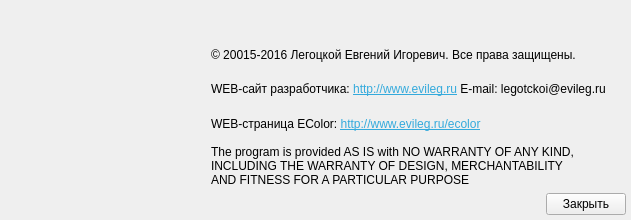
The window that src/about.ui (Legotckoi/EColor) describes before a commit, drawn with Qt 5.
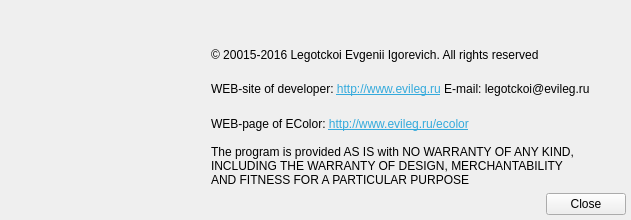
The same window after the commit. Icons and pictures are not drawn.

Patch:
```diff
--- a/src/about.ui
+++ b/src/about.ui
@@ -59,7 +59,7 @@
       <string notr="true"/>
      </property>
      <property name="text">
-      <string>&lt;html&gt;&lt;head/&gt;&lt;body&gt;&lt;p align=&quot;justify&quot;&gt;WEB-сайт разработчика: &lt;a href=&quot;http://www.evileg.ru&quot;&gt;&lt;span style=&quot; text-decoration: underline; color:#34aadc;&quot;&gt;http://www.evileg.ru&lt;/span&gt;&lt;/a&gt; E-mail: legotckoi@evileg.ru&lt;/p&gt;&lt;/body&gt;&lt;/html&gt;</string>
+      <string>&lt;html&gt;&lt;head/&gt;&lt;body&gt;&lt;p align=&quot;justify&quot;&gt;WEB-site of developer: &lt;a href=&quot;http://www.evileg.ru&quot;&gt;&lt;span style=&quot; text-decoration: underline; color:#34aadc;&quot;&gt;http://www.evileg.ru&lt;/span&gt;&lt;/a&gt; E-mail: legotckoi@evileg.ru&lt;/p&gt;&lt;/body&gt;&lt;/html&gt;</string>
      </property>
      <property name="margin">
       <number>5</number>
@@ -91,7 +91,7 @@
       <string notr="true"/>
      </property>
      <property name="text">
-      <string>Закрыть</string>
+      <string>Close</string>
      </property>
     </widget>
    </item>
@@ -101,7 +101,7 @@
       <string notr="true"/>
      </property>
      <property name="text">
-      <string>© 20015-2016 Легоцкой Евгений Игоревич. Все права защищены.</string>
+      <string>© 20015-2016 Legotckoi Evgenii Igorevich. All rights reserved</string>
      </property>
      <property name="margin">
       <number>5</number>
@@ -177,7 +177,7 @@
       <string notr="true"/>
      </property>
      <property name="text">
-      <string>&lt;html&gt;&lt;head/&gt;&lt;body&gt;&lt;p align=&quot;justify&quot;&gt;WEB-страница EColor: &lt;a href=&quot;http://www.evileg.ru/ecolor&quot;&gt;&lt;span style=&quot; text-decoration: underline; color:#34aadc;&quot;&gt;http://www.evileg.ru/ecolor&lt;/span&gt;&lt;/a&gt;&lt;/p&gt;&lt;/body&gt;&lt;/html&gt;</string>
+      <string>&lt;html&gt;&lt;head/&gt;&lt;body&gt;&lt;p align=&quot;justify&quot;&gt;WEB-page of EColor: &lt;a href=&quot;http://www.evileg.ru/ecolor&quot;&gt;&lt;span style=&quot; text-decoration: underline; color:#34aadc;&quot;&gt;http://www.evileg.ru/ecolor&lt;/span&gt;&lt;/a&gt;&lt;/p&gt;&lt;/body&gt;&lt;/html&gt;</string>
      </property>
      <property name="margin">
       <number>5</number>
```
Left out of the diff: 2 changed lines with no effect on the pictures.
